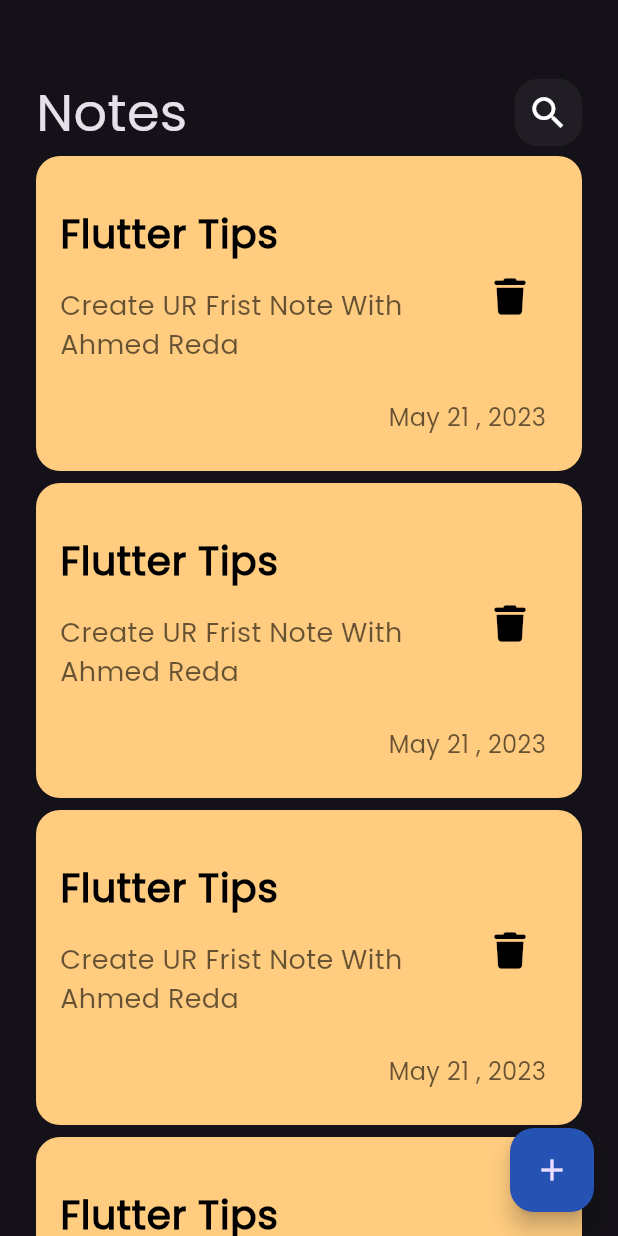
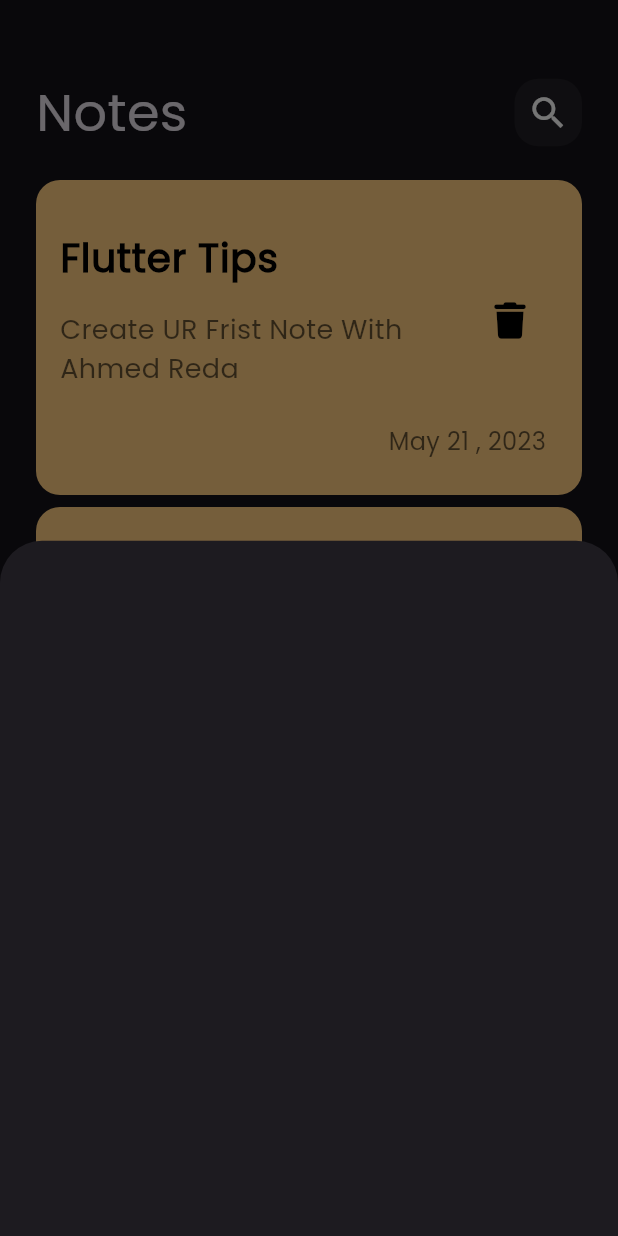
Before and after one commit to ahmedreda6/notes_app, a Flutter app: the screen it shows after launch, after a tap on the "add" icon, on a phone screen of 412 x 824 dp. Run offline on Flutter 3.47's test engine with Material 3 defaults, Android fonts, the phone set to English and light mode, and no system bars; our stand-ins replace font_awesome_flutter.

Commit message:
show modal bottom sheet

```diff
--- a/lib/views/notes_view.dart
+++ b/lib/views/notes_view.dart
@@ -1,4 +1,5 @@
 import 'package:flutter/material.dart';
+import 'package:notes_app/widgets/add_note_bottom_sheet.dart';
 import 'package:notes_app/widgets/notes_view_body.dart';
 
 class NotesView extends StatelessWidget {
@@ -8,7 +9,13 @@ class NotesView extends StatelessWidget {
   Widget build(BuildContext context) {
     return Scaffold(
       floatingActionButton: FloatingActionButton(
-        onPressed: () {},
+        onPressed: () {
+          showModalBottomSheet(
+              context: context,
+              builder: (context) {
+                return const AddNoteBoottomSheet();
+              });
+        },
         backgroundColor: const Color.fromARGB(255, 37, 82, 179),
         child: const Icon(
           Icons.add,
--- /dev/null
+++ b/lib/widgets/add_note_bottom_sheet.dart
@@ -0,0 +1,10 @@
+import 'package:flutter/material.dart';
+
+class AddNoteBoottomSheet extends StatelessWidget {
+  const AddNoteBoottomSheet({super.key});
+
+  @override
+  Widget build(BuildContext context) {
+    return Container();
+  }
+}
--- a/lib/widgets/notes_list_view.dart
+++ b/lib/widgets/notes_list_view.dart
@@ -6,13 +6,17 @@ class NotesListView extends StatelessWidget {
   // final data = const [];
   @override
   Widget build(BuildContext context) {
-    return ListView.builder(
+    return Padding(
+      padding: const EdgeInsets.symmetric(vertical: 16),
+      child: ListView.builder(
+        padding: EdgeInsets.zero,
         itemBuilder: (context, index) {
           return const Padding(
             padding: EdgeInsets.symmetric(vertical: 4),
             child: NotesItem(),
           );
         },
+      ),
     );
   }
 }
```
Lines whose indentation alone changed are shown as unchanged.
